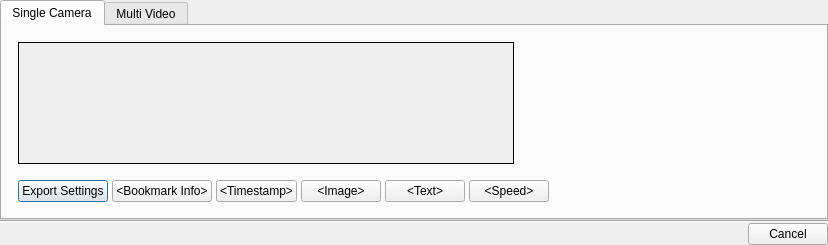
networkoptix/nx_open, file client/nx_client_desktop/src/nx/client/desktop/export/dialogs/export_settings_dialog.ui: the form before one commit.
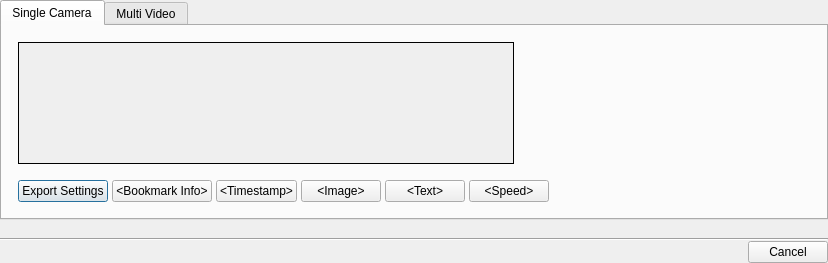
The form after the commit. Custom widgets are drawn as their Qt base class.

Commit message:
# Alerts prototype
<==== Mercurial data ====>
Branch: x_VMS-6861_universal_export_dialog

```diff
--- a/client/nx_client_desktop/src/nx/client/desktop/export/dialogs/export_settings_dialog.ui
+++ b/client/nx_client_desktop/src/nx/client/desktop/export/dialogs/export_settings_dialog.ui
@@ -426,6 +426,30 @@
    <item>
     <widget class="nx::client::desktop::FilenamePanel" name="filenamePanel" native="true"/>
    </item>
+   <item>
+    <widget class="QStackedWidget" name="alertsStackedWidget">
+     <property name="sizePolicy">
+      <sizepolicy hsizetype="Preferred" vsizetype="Fixed">
+       <horstretch>0</horstretch>
+       <verstretch>0</verstretch>
+      </sizepolicy>
+     </property>
+     <widget class="QWidget" name="mediaAlertsPage">
+      <layout class="QVBoxLayout" name="mediaAlertsLayout">
+       <property name="spacing">
+        <number>1</number>
+       </property>
+      </layout>
+     </widget>
+     <widget class="QWidget" name="layoutAlertsPage">
+      <layout class="QVBoxLayout" name="layoutAlertsLayout">
+       <property name="spacing">
+        <number>1</number>
+       </property>
+      </layout>
+     </widget>
+    </widget>
+   </item>
    <item>
     <widget class="Line" name="line">
      <property name="orientation">
```
The commit also changes 2 other files.
